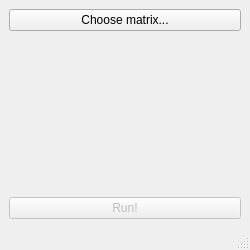
Qt form mainwindow.ui (gabrielecanesi/iterative-solver) before a commit.
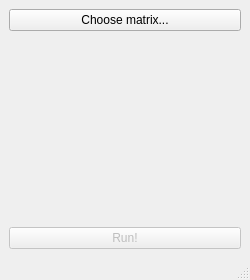
The same form after that commit.

The edit to the form file:
```diff
--- a/mainwindow.ui
+++ b/mainwindow.ui
@@ -10,7 +10,7 @@
     <x>0</x>
     <y>0</y>
     <width>250</width>
-    <height>250</height>
+    <height>280</height>
    </rect>
   </property>
   <property name="sizePolicy">
@@ -22,13 +22,13 @@
   <property name="minimumSize">
    <size>
     <width>250</width>
-    <height>250</height>
+    <height>280</height>
    </size>
   </property>
   <property name="maximumSize">
    <size>
     <width>250</width>
-    <height>250</height>
+    <height>280</height>
    </size>
   </property>
   <property name="windowTitle">
@@ -44,7 +44,13 @@
      </widget>
     </item>
     <item row="2" column="2">
-     <widget class="QLabel" name="labelFilename">
+     <widget class="QLabel" name="labelLoading">
+      <property name="sizePolicy">
+       <sizepolicy hsizetype="Expanding" vsizetype="Expanding">
+        <horstretch>0</horstretch>
+        <verstretch>0</verstretch>
+       </sizepolicy>
+      </property>
       <property name="text">
        <string/>
       </property>
```
Left out of the diff: 2 changed lines with no effect on the pictures.
